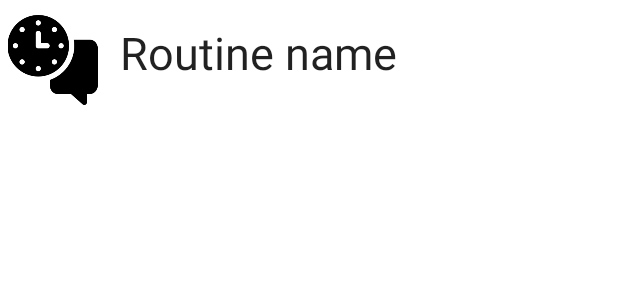
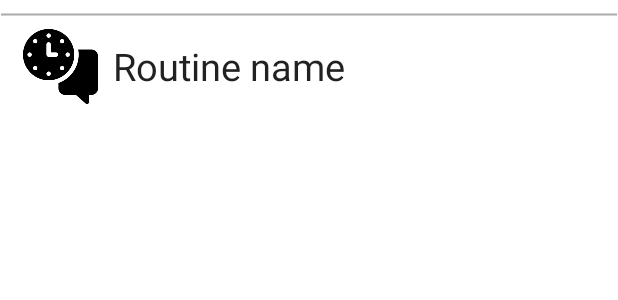
Before and after one commit to Emmanuel-Katwebaze/SmartHomeAndroidApp, an Android app: the layout select_routine_row.xml on its own in the app's theme, with its tools: preview values and no code run, on a phone screen of 412 x 824 dp. Shown: the top 300 px of the screen. Run offline under Robolectric (Android 15) with nearby library versions, the phone set to English and light mode, and no system bars.

Commit message:
Third Commit: Worked on styling aspects majorly select routine layout, added a custom homeAsUpIndicator as well as added a custom horizontal progress bar

```diff
--- a/app/src/main/java/com/example/smarthomeapp/SelectThing.kt
+++ b/app/src/main/java/com/example/smarthomeapp/SelectThing.kt
@@ -21,6 +21,7 @@ class SelectThing : AppCompatActivity() {
         val toolbar = findViewById<Toolbar>(R.id.selectThingToolbar)
         setSupportActionBar(toolbar)
         supportActionBar?.setDisplayHomeAsUpEnabled(true)
+        supportActionBar?.setHomeAsUpIndicator(R.drawable.ic_arrow_back)
         supportActionBar?.setDisplayShowTitleEnabled(false)
 
         tabLayout = findViewById(R.id.tabLayoutSelectThings)
--- a/app/src/main/res/layout/activity_create_routine.xml
+++ b/app/src/main/res/layout/activity_create_routine.xml
@@ -13,6 +13,7 @@
         android:layout_height="wrap_content">
 
         <androidx.appcompat.widget.Toolbar
+            android:id="@+id/create_routine_toolbar"
             android:layout_width="match_parent"
             android:layout_height="wrap_content"
             android:background="@color/yellow"
--- a/app/src/main/res/layout/select_routine_row.xml
+++ b/app/src/main/res/layout/select_routine_row.xml
@@ -4,21 +4,33 @@
     android:id="@+id/select_routine_row"
     android:layout_width="match_parent"
     android:layout_height="wrap_content"
+    android:orientation="vertical">
+
+    <TextView
+        android:layout_width="match_parent"
+        android:layout_height="wrap_content"
+        android:background="@drawable/border_top" />
+
+    <LinearLayout
+        android:layout_width="match_parent"
+        android:layout_height="wrap_content"
+        android:layout_marginHorizontal="15dp"
         android:gravity="center_vertical"
         android:orientation="horizontal">
 
         <ImageView
-        android:layout_width="70dp"
-        android:layout_height="70dp"
-        android:paddingTop="10dp"
+            android:layout_width="50dp"
+            android:layout_height="50dp"
             android:src="@drawable/ic_time_chat_bubble" />
 
         <TextView
             android:id="@+id/tv_selectRoutineRoutineName"
             android:layout_width="wrap_content"
             android:layout_height="wrap_content"
+            android:paddingLeft="10dp"
             android:textAppearance="@style/TextAppearance.AppCompat"
-        android:paddingLeft="10dp"
-        android:textSize="30sp"
+            android:textSize="25sp"
             tools:text="Routine name" />
     </LinearLayout>
+
+</LinearLayout>
```
Also changed, not shown: app/src/main/java/com/example/smarthomeapp/Adapter/SelectRoutineAdapter.kt (+0 -10 lines), app/src/main/java/com/example/smarthomeapp/CreateRoutine.kt (+45 -21 lines), app/src/main/java/com/example/smarthomeapp/SelectAction.kt (+5 -2 lines), app/src/main/java/com/example/smarthomeapp/SelectEvent.kt (+5 -2 lines), app/src/main/java/com/example/smarthomeapp/SelectRoutine.kt (+5 -2 lines), app/src/main/res/layout/dialog_custom_progress_bar.xml (added, +13 -0 lines). Lines whose indentation alone changed are shown as unchanged.
